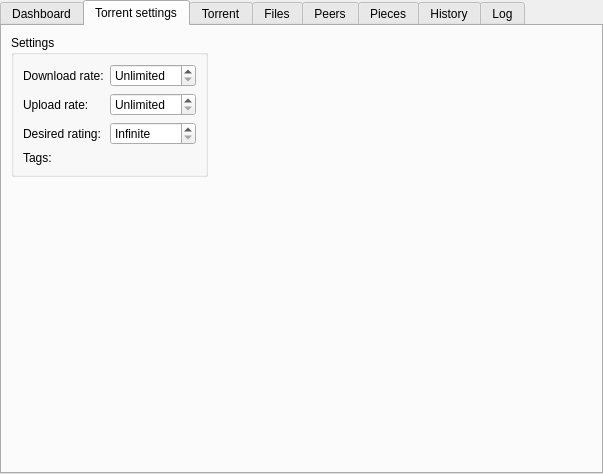
This is src/plugins/torrent/tabwidget.ui in 0xd34df00d/leechcraft as Qt 5 draws it before an edit. The edited form follows.
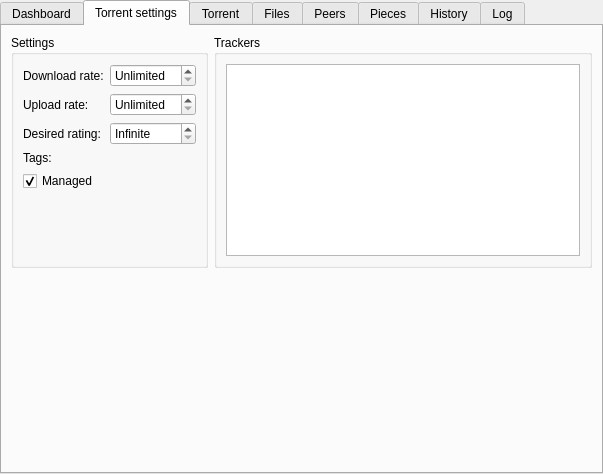
This is the edited form. The open tabs and pages were chosen to show the change. Custom widgets are drawn as their Qt base class.

```diff
--- a/src/plugins/torrent/tabwidget.ui
+++ b/src/plugins/torrent/tabwidget.ui
@@ -511,19 +511,19 @@
      <x>0</x>
      <y>0</y>
      <width>599</width>
-     <height>446</height>
+     <height>447</height>
     </rect>
    </property>
    <attribute name="title" >
     <string>Torrent settings</string>
    </attribute>
-   <layout class="QGridLayout" >
+   <layout class="QGridLayout" name="gridLayout_2" >
     <item row="0" column="0" >
      <widget class="QGroupBox" name="groupBox_2" >
       <property name="title" >
        <string>Settings</string>
       </property>
-      <layout class="QGridLayout" >
+      <layout class="QFormLayout" name="formLayout_2" >
        <item row="0" column="0" >
         <widget class="QLabel" name="label_34" >
          <property name="text" >
@@ -606,31 +606,43 @@
          </property>
         </widget>
        </item>
+       <item row="3" column="1" >
+        <widget class="TagsLineEdit" native="1" name="TorrentTags_" />
+       </item>
+       <item row="4" column="0" >
+        <widget class="QCheckBox" name="checkBox" >
+         <property name="text" >
+          <string>Managed</string>
+         </property>
+         <property name="checked" >
+          <bool>true</bool>
+         </property>
+        </widget>
+       </item>
       </layout>
      </widget>
     </item>
     <item row="0" column="1" >
-     <spacer>
-      <property name="orientation" >
-       <enum>Qt::Horizontal</enum>
+     <widget class="QGroupBox" name="groupBox_3" >
+      <property name="title" >
+       <string>Trackers</string>
       </property>
-      <property name="sizeHint" stdset="0" >
-       <size>
-        <width>40</width>
-        <height>20</height>
-       </size>
-      </property>
-     </spacer>
+      <layout class="QGridLayout" name="gridLayout" >
+       <item row="0" column="0" >
+        <widget class="QPlainTextEdit" name="plainTextEdit" />
+       </item>
+      </layout>
+     </widget>
     </item>
     <item row="1" column="0" >
-     <spacer>
+     <spacer name="verticalSpacer" >
       <property name="orientation" >
        <enum>Qt::Vertical</enum>
       </property>
       <property name="sizeHint" stdset="0" >
        <size>
         <width>20</width>
-        <height>40</height>
+        <height>186</height>
        </size>
       </property>
      </spacer>
```
Left out of the diff: 17 changed lines with no effect on the pictures.
